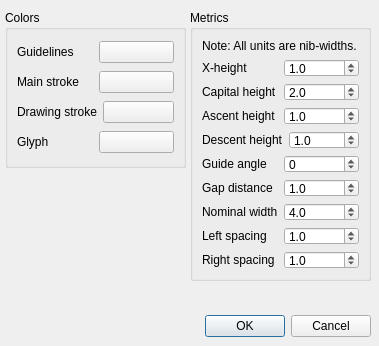
The window that pytalic2_preferences.ui (dsizzle/pytalic2) describes before a commit, drawn with Qt 5.
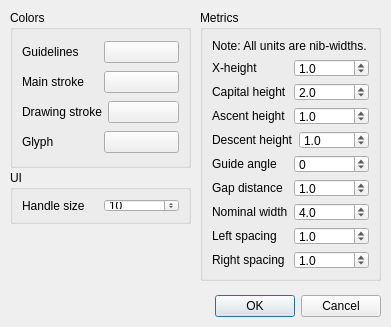
The same window after the commit. Custom widgets are drawn as their Qt base class.

Commit message: Added spin for handle size, but not implemented yet

Patch:
```diff
--- a/pytalic2_preferences.ui
+++ b/pytalic2_preferences.ui
@@ -9,8 +9,8 @@
    <rect>
     <x>0</x>
     <y>0</y>
-    <width>379</width>
-    <height>346</height>
+    <width>391</width>
+    <height>327</height>
    </rect>
   </property>
   <property name="windowTitle">
@@ -19,9 +19,9 @@
   <widget class="QDialogButtonBox" name="buttonBox">
    <property name="geometry">
     <rect>
-     <x>80</x>
-     <y>310</y>
-     <width>291</width>
+     <x>10</x>
+     <y>290</y>
+     <width>371</width>
      <height>32</height>
     </rect>
    </property>
@@ -35,7 +35,7 @@
   <widget class="QGroupBox" name="metrics_group_box">
    <property name="geometry">
     <rect>
-     <x>190</x>
+     <x>200</x>
      <y>10</y>
      <width>181</width>
      <height>271</height>
@@ -327,7 +327,7 @@
   <widget class="QGroupBox" name="color_group_box">
    <property name="geometry">
     <rect>
-     <x>5</x>
+     <x>10</x>
      <y>10</y>
      <width>181</width>
      <height>158</height>
@@ -423,6 +423,51 @@
     </item>
    </layout>
   </widget>
+  <widget class="QGroupBox" name="groupBox">
+   <property name="geometry">
+    <rect>
+     <x>10</x>
+     <y>170</y>
+     <width>181</width>
+     <height>54</height>
+    </rect>
+   </property>
+   <property name="title">
+    <string>UI</string>
+   </property>
+   <property name="flat">
+    <bool>false</bool>
+   </property>
+   <layout class="QVBoxLayout" name="verticalLayout_3">
+    <item>
+     <layout class="QHBoxLayout" name="horizontalLayout_31">
+      <item>
+       <widget class="QLabel" name="label_16">
+        <property name="text">
+         <string>Handle size</string>
+        </property>
+       </widget>
+      </item>
+      <item>
+       <widget class="QSpinBox" name="handle_size_spin">
+        <property name="wrapping">
+         <bool>true</bool>
+        </property>
+        <property name="minimum">
+         <number>5</number>
+        </property>
+        <property name="maximum">
+         <number>100</number>
+        </property>
+        <property name="value">
+         <number>10</number>
+        </property>
+       </widget>
+      </item>
+     </layout>
+    </item>
+   </layout>
+  </widget>
  </widget>
  <customwidgets>
   <customwidget>
```
The commit also changes 2 other files.
